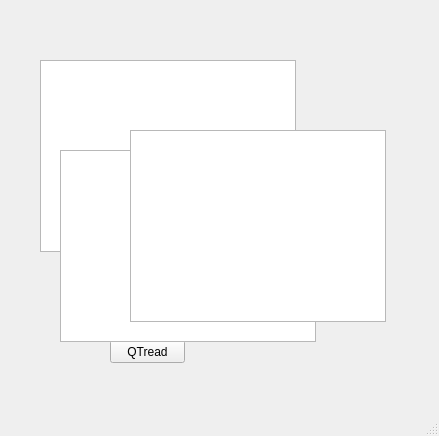
HardToKnew/QT, file QTMultithreading/mainwindow.ui: the form before one commit.
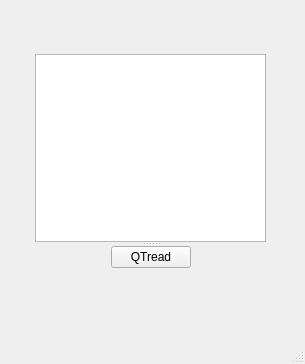
The form after the commit.

What changed in the file:
```diff
--- a/QTMultithreading/mainwindow.ui
+++ b/QTMultithreading/mainwindow.ui
@@ -6,56 +6,154 @@
    <rect>
     <x>0</x>
     <y>0</y>
-    <width>439</width>
-    <height>436</height>
+    <width>305</width>
+    <height>364</height>
    </rect>
   </property>
   <property name="windowTitle">
    <string>MainWindow</string>
   </property>
   <widget class="QWidget" name="centralwidget">
-   <widget class="QPushButton" name="pushButton">
+   <widget class="QWidget" name="">
     <property name="geometry">
      <rect>
-      <x>110</x>
-      <y>340</y>
-      <width>75</width>
-      <height>23</height>
+      <x>20</x>
+      <y>0</y>
+      <width>261</width>
+      <height>321</height>
      </rect>
     </property>
-    <property name="text">
-     <string>QTread</string>
-    </property>
-   </widget>
-   <widget class="QTableView" name="tableView">
-    <property name="geometry">
-     <rect>
-      <x>40</x>
-      <y>60</y>
-      <width>256</width>
-      <height>192</height>
-     </rect>
-    </property>
-   </widget>
-   <widget class="QUndoView" name="undoView">
-    <property name="geometry">
-     <rect>
-      <x>60</x>
-      <y>150</y>
-      <width>256</width>
-      <height>192</height>
-     </rect>
-    </property>
-   </widget>
-   <widget class="QListView" name="listView">
-    <property name="geometry">
-     <rect>
-      <x>130</x>
-      <y>130</y>
-      <width>256</width>
-      <height>192</height>
-     </rect>
-    </property>
+    <layout class="QGridLayout" name="gridLayout">
+     <item row="1" column="3">
+      <spacer name="horizontalSpacer_6">
+       <property name="orientation">
+        <enum>Qt::Horizontal</enum>
+       </property>
+       <property name="sizeHint" stdset="0">
+        <size>
+         <width>40</width>
+         <height>20</height>
+        </size>
+       </property>
+      </spacer>
+     </item>
+     <item row="1" column="1" colspan="2">
+      <widget class="QSplitter" name="splitter">
+       <property name="orientation">
+        <enum>Qt::Vertical</enum>
+       </property>
+       <widget class="QWidget" name="">
+        <layout class="QHBoxLayout" name="horizontalLayout">
+         <item>
+          <spacer name="horizontalSpacer">
+           <property name="orientation">
+            <enum>Qt::Horizontal</enum>
+           </property>
+           <property name="sizeHint" stdset="0">
+            <size>
+             <width>40</width>
+             <height>20</height>
+            </size>
+           </property>
+          </spacer>
+         </item>
+         <item>
+          <widget class="QTextEdit" name="textEdit"/>
+         </item>
+         <item>
+          <spacer name="horizontalSpacer_2">
+           <property name="orientation">
+            <enum>Qt::Horizontal</enum>
+           </property>
+           <property name="sizeHint" stdset="0">
+            <size>
+             <width>40</width>
+             <height>20</height>
+            </size>
+           </property>
+          </spacer>
+         </item>
+        </layout>
+       </widget>
+       <widget class="QWidget" name="">
+        <layout class="QHBoxLayout" name="horizontalLayout_2">
+         <item>
+          <spacer name="horizontalSpacer_3">
+           <property name="orientation">
+            <enum>Qt::Horizontal</enum>
+           </property>
+           <property name="sizeHint" stdset="0">
+            <size>
+             <width>40</width>
+             <height>20</height>
+            </size>
+           </property>
+          </spacer>
+         </item>
+         <item>
+          <widget class="QPushButton" name="pushButton">
+           <property name="text">
+            <string>QTread</string>
+           </property>
+          </widget>
+         </item>
+         <item>
+          <spacer name="horizontalSpacer_4">
+           <property name="orientation">
+            <enum>Qt::Horizontal</enum>
+           </property>
+           <property name="sizeHint" stdset="0">
+            <size>
+             <width>32</width>
+             <height>20</height>
+            </size>
+           </property>
+          </spacer>
+         </item>
+        </layout>
+       </widget>
+      </widget>
+     </item>
+     <item row="0" column="1">
+      <spacer name="verticalSpacer_2">
+       <property name="orientation">
+        <enum>Qt::Vertical</enum>
+       </property>
+       <property name="sizeHint" stdset="0">
+        <size>
+         <width>20</width>
+         <height>18</height>
+        </size>
+       </property>
+      </spacer>
+     </item>
+     <item row="1" column="0">
+      <spacer name="horizontalSpacer_5">
+       <property name="orientation">
+        <enum>Qt::Horizontal</enum>
+       </property>
+       <property name="sizeHint" stdset="0">
+        <size>
+         <width>40</width>
+         <height>20</height>
+        </size>
+       </property>
+      </spacer>
+     </item>
+     <item row="2" column="2">
+      <spacer name="verticalSpacer">
+       <property name="orientation">
+        <enum>Qt::Vertical</enum>
+       </property>
+       <property name="sizeHint" stdset="0">
+        <size>
+         <width>20</width>
+         <height>13</height>
+        </size>
+       </property>
+      </spacer>
+     </item>
+    </layout>
    </widget>
   </widget>
   <widget class="QMenuBar" name="menubar">
```
Left out of the diff: 2 changed lines with no effect on the pictures.
